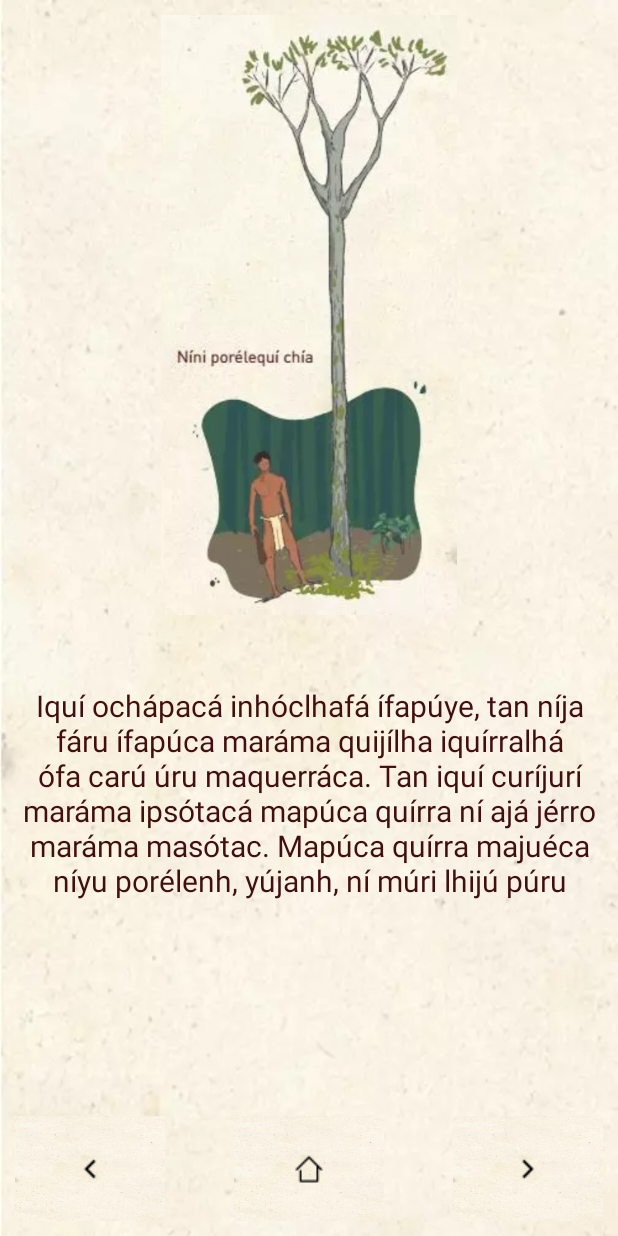
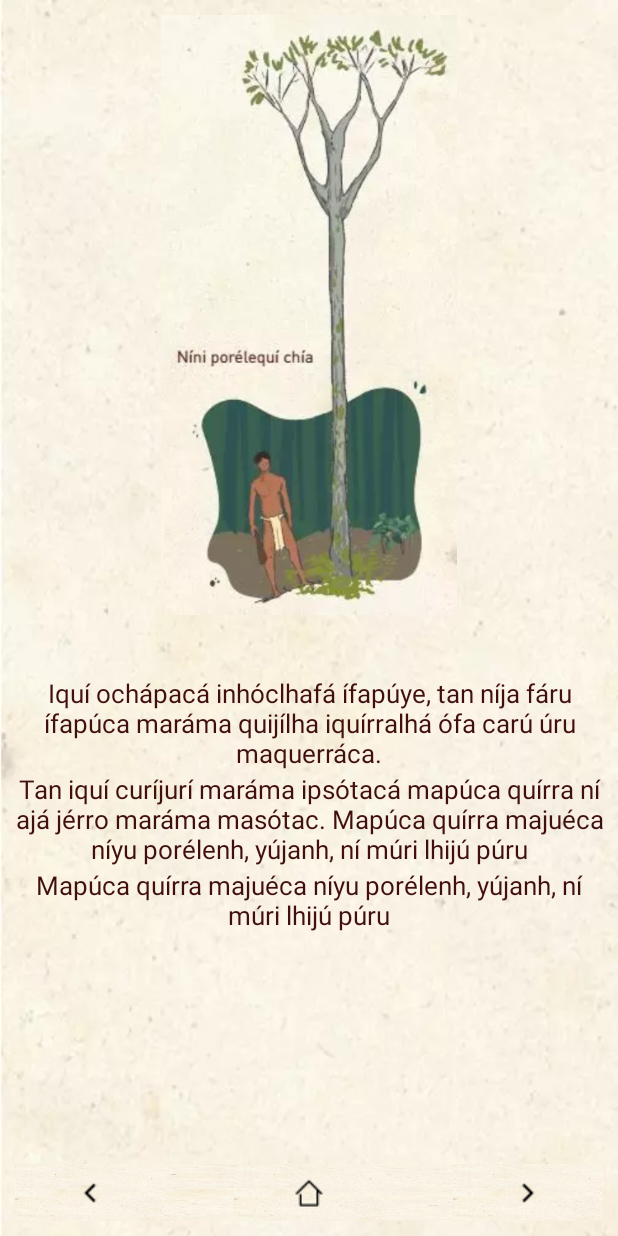
Before and after one commit to mariaisabel02/Diccionario-de-las-cosas-malecu, an Android app: the mapuca1 screen opened directly, with no data from a screen before it, on a phone screen of 412 x 824 dp. Run offline under Robolectric (Android 15) with nearby library versions, the phone set to English and light mode, and no system bars.

Commit message:
mejoras en actividad de mapuca

```diff
--- a/Diccionario/app/src/main/java/ucr/ecci/diccionariocosasmalecu/mapuca2.java
+++ b/Diccionario/app/src/main/java/ucr/ecci/diccionariocosasmalecu/mapuca2.java
@@ -24,16 +24,18 @@ public class mapuca2 extends AppCompatActivity {
         boton_atras.setOnClickListener(new View.OnClickListener() {
             @Override
             public void onClick(View v){
-                Intent intent = new Intent(context, paginaPrincipal.class);
+                Intent intent = new Intent(context, mapuca1.class);
                 startActivity(intent);
+                overridePendingTransition(R.anim.izq_der, R.anim.der_izq);
             }
         });
 
         boton_adelante.setOnClickListener(new View.OnClickListener() {
             @Override
             public void onClick(View v){
-                Intent intent = new Intent(context, mapuca2.class);
+                Intent intent = new Intent(context, paginaPrincipal.class);
                 startActivity(intent);
+                overridePendingTransition(R.anim.slide_in_der, R.anim.slide_out_izq);
             }
         });
 
@@ -42,6 +44,7 @@ public class mapuca2 extends AppCompatActivity {
             public void onClick(View v){
                 Intent intent = new Intent(context, paginaPrincipal.class);
                 startActivity(intent);
+                overridePendingTransition(R.anim.izq_der, R.anim.der_izq);
             }
         });
     }
--- a/Diccionario/app/src/main/res/layout/activity_mapuca.xml
+++ b/Diccionario/app/src/main/res/layout/activity_mapuca.xml
@@ -7,32 +7,54 @@
     android:background="@drawable/fondo"
     android:padding="10dp">
 
+    <ScrollView
+        android:layout_width="match_parent"
+        android:layout_height="match_parent"
+        android:fillViewport="true">
+
+
         <LinearLayout
             android:layout_width="match_parent"
-        android:layout_height="match_parent"
+            android:layout_height="wrap_content"
             android:orientation="vertical">
 
             <ImageView
                 android:layout_width="match_parent"
                 android:layout_height="400dp"
-            android:layout_alignParentTop="true"
-            android:layout_centerHorizontal="true"
                 android:src="@drawable/mapuca1" />
 
             <TextView
-            android:layout_width="match_parent"
-            android:layout_height="200dp"
-            android:autoSizeTextType="uniform"
-            android:autoSizeMaxTextSize="20sp"
-            android:text="\n\nIquí ochápacá inhóclhafá ífapúye, tan níja fáru ífapúca maráma quijílha iquírralhá ófa carú úru maquerráca. Tan iquí curíjurí maráma ipsótacá mapúca quírra ní ajá jérro maráma masótac. Mapúca quírra majuéca níyu porélenh, yújanh, ní múri lhijú púru"
+                android:layout_width="wrap_content"
+                android:layout_height="wrap_content"
+                android:text="\n\nIquí ochápacá inhóclhafá ífapúye, tan níja fáru ífapúca maráma quijílha iquírralhá ófa carú úru maquerráca."
                 android:textAlignment="center"
+                android:textSize="17dp"
+                android:textColor="#410F0F" />
+
+            <TextView
+                android:layout_width="wrap_content"
+                android:layout_height="wrap_content"
+                android:text="Tan iquí curíjurí maráma ipsótacá mapúca quírra ní ajá jérro maráma masótac. Mapúca quírra majuéca níyu porélenh, yújanh, ní múri lhijú púru"
+                android:textAlignment="center"
+                android:textSize="17dp"
+                android:textColor="#410F0F" />
+
+
+            <TextView
+                android:layout_width="wrap_content"
+                android:layout_height="wrap_content"
+                android:text="Mapúca quírra majuéca níyu porélenh, yújanh, ní múri lhijú púru"
+                android:textAlignment="center"
+                android:textSize="17dp"
                 android:textColor="#410F0F" />
         </LinearLayout>
+    </ScrollView>
 
     <RelativeLayout
-        android:layout_width="match_parent"
-        android:layout_height="wrap_content"
+        android:layout_width="wrap_content"
+        android:layout_height="38dp"
         android:layout_alignParentBottom="true"
+        android:background="@drawable/fondo"
         android:orientation="horizontal">
 
         <ImageButton
```
Lines whose indentation alone changed are shown as unchanged.
